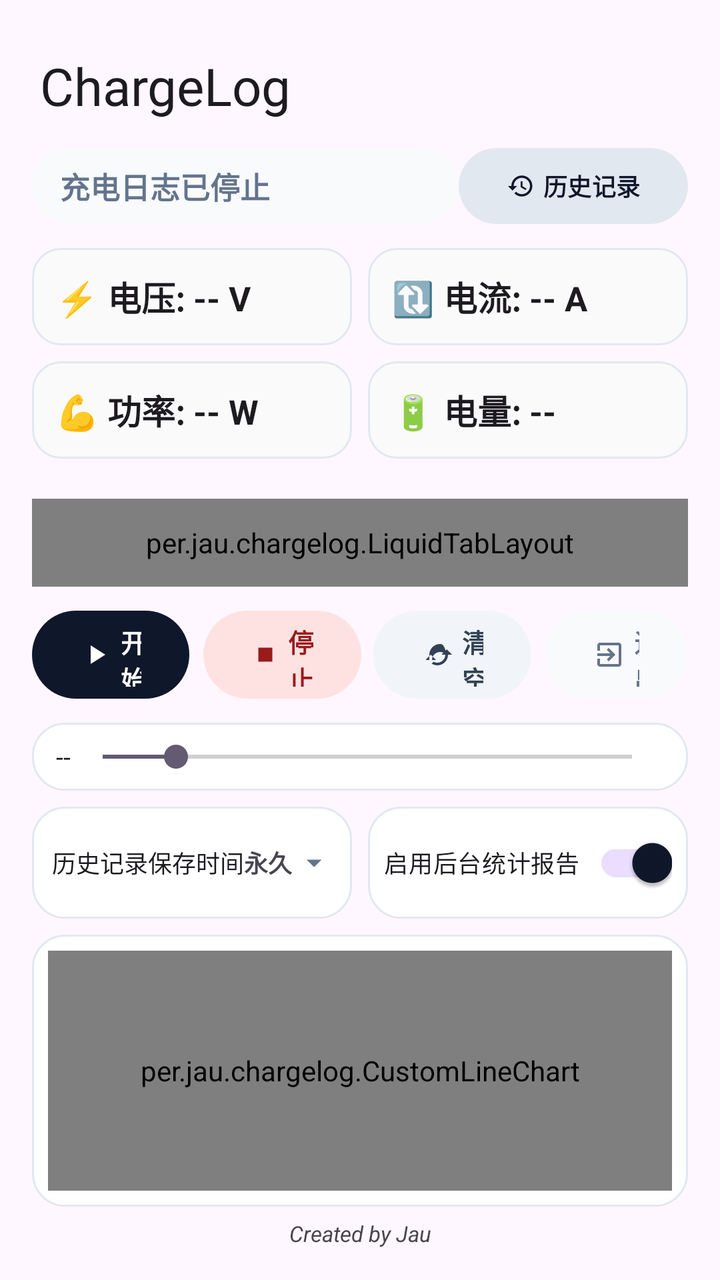
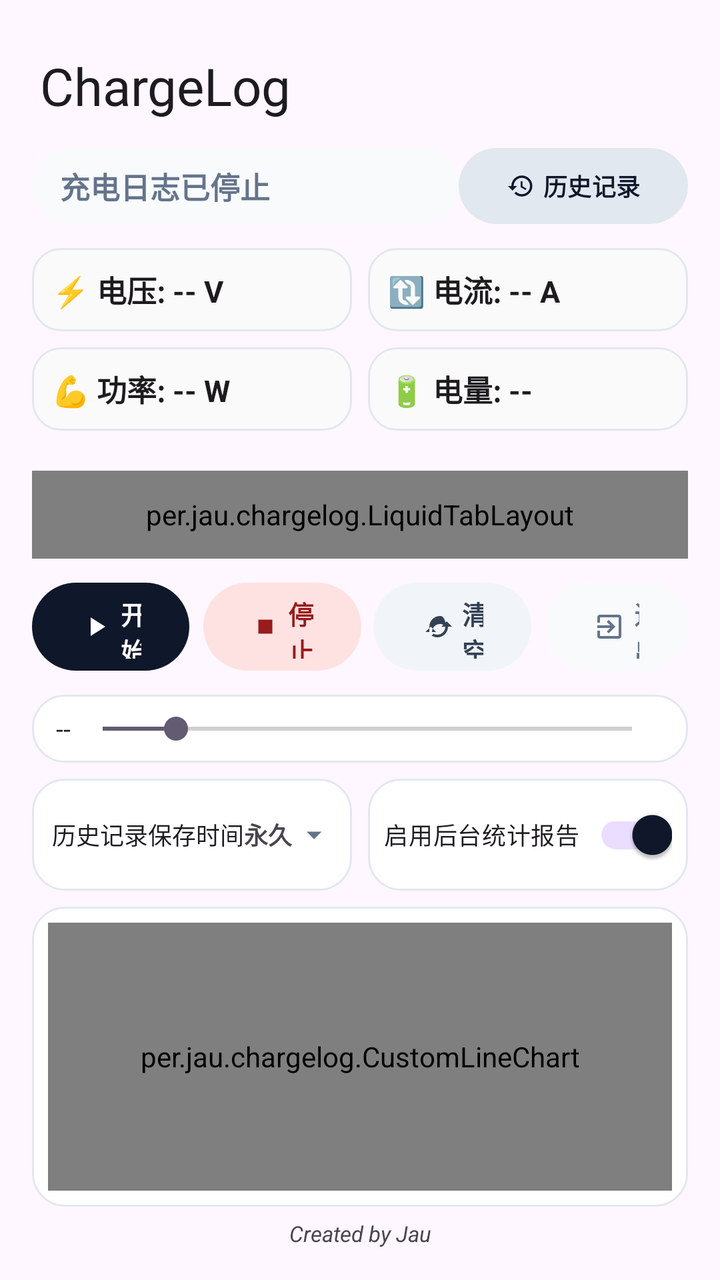

An Android layout rendered at two revisions. The XML below is the earlier revision; the diff shows what the commit changed to produce the second picture.
<!-- AndroidManifest.xml: application theme Theme.ChargeLog -->
<!-- res/layout/activity_main.xml -->
<?xml version="1.0" encoding="utf-8"?>
<LinearLayout xmlns:android="http://schemas.android.com/apk/res/android"
    xmlns:app="http://schemas.android.com/apk/res-auto"
    xmlns:tools="http://schemas.android.com/tools"
    android:id="@+id/main"
    android:layout_width="match_parent"
    android:layout_height="match_parent"
    android:orientation="vertical"
    android:padding="16dp"
    android:background="?android:attr/windowBackground"
    tools:context=".MainActivity">

    
    <com.google.android.material.appbar.MaterialToolbar
        android:id="@+id/toolbar"
        android:layout_width="match_parent"
        android:layout_height="54dp"
        app:title="@string/app_name"
        app:titleTextAppearance="@style/XiaomiTitleTextAppearance"
        android:background="@android:color/transparent"
        app:elevation="0dp"
        app:contentInsetStart="0dp"
        app:contentInsetStartWithNavigation="0dp"
        android:layout_marginBottom="4dp" />

    
    <LinearLayout
        android:layout_width="match_parent"
        android:layout_height="wrap_content"
        android:orientation="horizontal"
        android:gravity="center_vertical"
        android:layout_marginBottom="12dp">

        <TextView
            android:id="@+id/tvStatus"
            android:layout_width="0dp"
            android:layout_height="38dp"
            android:layout_weight="1"
            android:text="@string/stopped"
            android:textSize="15sp"
            android:textStyle="bold"
            android:background="@drawable/bg_status_badge"
            android:paddingHorizontal="14dp"
            android:gravity="center_vertical"
            android:textColor="@color/status_stopped_text"
            android:maxLines="1"
            android:ellipsize="none"
            app:autoSizeTextType="uniform"
            app:autoSizeMinTextSize="11sp"
            app:autoSizeMaxTextSize="15sp"
            app:autoSizeStepGranularity="1sp" />

        <com.google.android.material.button.MaterialButton
            android:id="@+id/btnShowData"
            android:layout_width="wrap_content"
            android:layout_height="38dp"
            android:text="@string/view_data"
            android:textSize="12sp"
            android:textStyle="bold"
            android:insetTop="0dp"
            android:insetBottom="0dp"
            app:cornerRadius="19dp"
            app:backgroundTint="@color/btn_bg_slate_border"
            android:textColor="@color/btn_bg_obsidian"
            android:layout_marginEnd="8dp"
            android:visibility="gone" />

        <com.google.android.material.button.MaterialButton
            android:id="@+id/btnHistory"
            android:layout_width="wrap_content"
            android:layout_height="38dp"
            android:text="@string/history"
            android:textSize="12sp"
            android:textStyle="bold"
            android:insetTop="0dp"
            android:insetBottom="0dp"
            app:cornerRadius="19dp"
            app:backgroundTint="@color/btn_bg_slate_border"
            android:textColor="@color/btn_bg_obsidian"
            app:icon="@drawable/ic_history_time"
            app:iconTint="@color/btn_bg_obsidian"
            app:iconSize="14dp"
            app:iconPadding="4dp" />
    </LinearLayout>

    
    <GridLayout
        android:layout_width="match_parent"
        android:layout_height="wrap_content"
        android:columnCount="2"
        android:rowCount="3"
        android:layout_marginBottom="12dp">

        
        <LinearLayout
            android:layout_width="0dp"
            android:layout_height="wrap_content"
            android:layout_columnWeight="1"
            android:orientation="vertical"
            android:background="@drawable/bg_card_voltage"
            android:padding="12dp"
            android:layout_marginEnd="4dp"
            android:layout_marginBottom="8dp">

            <TextView
                android:id="@+id/tvCurrentVoltage"
                android:layout_width="match_parent"
                android:layout_height="wrap_content"
                android:text="⚡ 电压: -- V"
                android:textSize="17sp"
                android:singleLine="true"
                android:includeFontPadding="false"
                android:maxLines="1"
                android:ellipsize="none"
                android:textStyle="bold"
                android:textColor="?android:attr/textColorPrimary"
                android:gravity="center_vertical" />
        </LinearLayout>

        
        <LinearLayout
            android:layout_width="0dp"
            android:layout_height="wrap_content"
            android:layout_columnWeight="1"
            android:orientation="vertical"
            android:background="@drawable/bg_card_current"
            android:padding="12dp"
            android:layout_marginStart="4dp"
            android:layout_marginBottom="8dp">

            <TextView
                android:id="@+id/tvCurrentCurrent"
                android:layout_width="match_parent"
                android:layout_height="wrap_content"
                android:text="🔃 电流: -- A"
                android:textSize="17sp"
                android:singleLine="true"
                android:includeFontPadding="false"
                android:maxLines="1"
                android:ellipsize="none"
                android:textStyle="bold"
                android:textColor="?android:attr/textColorPrimary"
                android:gravity="center_vertical" />
        </LinearLayout>

        
        <LinearLayout
            android:layout_width="0dp"
            android:layout_height="wrap_content"
            android:layout_columnWeight="1"
            android:orientation="vertical"
            android:background="@drawable/bg_card_power"
            android:padding="12dp"
            android:layout_marginEnd="4dp"
            android:layout_marginBottom="8dp">

            <TextView
                android:id="@+id/tvCurrentPower"
                android:layout_width="match_parent"
                android:layout_height="wrap_content"
                android:text="💪 功率: -- W"
                android:textSize="17sp"
                android:singleLine="true"
                android:includeFontPadding="false"
                android:maxLines="1"
                android:ellipsize="none"
                android:textStyle="bold"
                android:textColor="?android:attr/textColorPrimary"
                android:gravity="center_vertical" />
        </LinearLayout>

        
        <LinearLayout
            android:layout_width="0dp"
            android:layout_height="wrap_content"
            android:layout_columnWeight="1"
            android:orientation="vertical"
            android:background="@drawable/bg_card_battery"
            android:padding="12dp"
            android:layout_marginStart="4dp"
            android:layout_marginBottom="8dp">

            <TextView
                android:id="@+id/tvCurrentProtocol"
                android:layout_width="match_parent"
                android:layout_height="wrap_content"
                android:text="🔋 电量: --"
                android:textSize="17sp"
                android:singleLine="true"
                android:includeFontPadding="false"
                android:maxLines="1"
                android:ellipsize="none"
                android:textStyle="bold"
                android:textColor="?android:attr/textColorPrimary"
                android:gravity="center_vertical" />
        </LinearLayout>

        
        <LinearLayout
            android:id="@+id/layoutMaxChargingLimit"
            android:layout_width="0dp"
            android:layout_height="wrap_content"
            android:layout_columnSpan="2"
            android:layout_columnWeight="2"
            android:orientation="vertical"
            android:background="@drawable/bg_card_fast_charge_limit"
            android:padding="12dp"
            android:elevation="0dp"
            android:visibility="gone">

            <TextView
                android:id="@+id/tvCurrentMaxPower"
                android:layout_width="match_parent"
                android:layout_height="wrap_content"
                android:text="快充上限: --"
                android:textSize="16sp"
                android:textStyle="bold"
                android:textColor="?android:attr/textColorPrimary"
                app:drawableStartCompat="@drawable/ic_fast_charge_limit"
                app:drawableTint="@color/dashboard_value_summary"
                android:drawablePadding="6dp"
                android:gravity="center_vertical" />
        </LinearLayout>
    </GridLayout>

    
    <per.jau.chargelog.LiquidTabLayout
        android:id="@+id/tabLayout"
        android:layout_width="match_parent"
        android:layout_height="44dp"
        android:background="@drawable/bg_card_surface"
        app:tabMode="fixed"
        app:tabGravity="fill"
        app:tabIndicator="@drawable/bg_tab_liquid_indicator"
        app:tabIndicatorColor="@color/tab_indicator_tint"
        app:tabIndicatorFullWidth="true"
        app:tabIndicatorGravity="stretch"
        app:tabIndicatorHeight="44dp"
        app:tabIndicatorAnimationMode="elastic"
        app:tabIndicatorAnimationDuration="320"
        app:tabSelectedTextColor="@color/tab_selected_text"
        app:tabTextColor="@color/tab_unselected_text"
        app:tabRippleColor="@color/tab_ripple"
        android:layout_marginBottom="12dp"/>

    
    <LinearLayout
        android:layout_width="match_parent"
        android:layout_height="wrap_content"
        android:orientation="horizontal"
        android:gravity="center_horizontal"
        android:layout_marginBottom="12dp">

        <com.google.android.material.button.MaterialButton
            android:id="@+id/btnStart"
            android:layout_width="0dp"
            android:layout_height="44dp"
            android:layout_weight="1"
            android:text="@string/start"
            android:textSize="13sp"
            android:textStyle="bold"
            android:insetTop="0dp"
            android:insetBottom="0dp"
            app:cornerRadius="22dp"
            app:backgroundTint="@color/btn_bg_obsidian"
            android:textColor="@color/white"
            app:icon="@drawable/ic_start_play"
            app:iconTint="@color/white"
            app:iconSize="16dp"
            app:iconPadding="4dp"
            android:layout_marginEnd="4dp" />

        <com.google.android.material.button.MaterialButton
            android:id="@+id/btnStop"
            android:layout_width="0dp"
            android:layout_height="44dp"
            android:layout_weight="1"
            android:text="@string/stop"
            android:textSize="13sp"
            android:textStyle="bold"
            android:insetTop="0dp"
            android:insetBottom="0dp"
            app:cornerRadius="22dp"
            app:backgroundTint="@color/btn_bg_rose_light"
            android:textColor="@color/btn_text_danger"
            app:icon="@drawable/ic_stop_square"
            app:iconTint="@color/btn_text_danger"
            app:iconSize="14dp"
            app:iconPadding="4dp"
            android:layout_marginHorizontal="3dp" />

        <com.google.android.material.button.MaterialButton
            android:id="@+id/btnClear"
            android:layout_width="0dp"
            android:layout_height="44dp"
            android:layout_weight="1"
            android:text="@string/clear"
            android:textSize="13sp"
            android:textStyle="bold"
            android:insetTop="0dp"
            android:insetBottom="0dp"
            app:cornerRadius="22dp"
            app:backgroundTint="@color/btn_bg_slate_light"
            android:textColor="@color/btn_text_slate"
            app:icon="@drawable/ic_clear_sweep"
            app:iconTint="@color/btn_text_slate"
            app:iconSize="16dp"
            app:iconPadding="4dp"
            android:layout_marginHorizontal="3dp" />

        <com.google.android.material.button.MaterialButton
            android:id="@+id/btnExit"
            android:layout_width="0dp"
            android:layout_height="44dp"
            android:layout_weight="0.9"
            android:text="@string/exit"
            android:textSize="13sp"
            android:textStyle="bold"
            android:insetTop="0dp"
            android:insetBottom="0dp"
            app:cornerRadius="22dp"
            app:backgroundTint="@color/btn_bg_ghost_light"
            android:textColor="@color/btn_text_ghost"
            app:icon="@drawable/ic_exit_to_app"
            app:iconTint="@color/btn_text_ghost"
            app:iconSize="16dp"
            app:iconPadding="4dp"
            android:layout_marginStart="4dp"/>
    </LinearLayout>

    
    <LinearLayout
        android:id="@+id/layoutInterval"
        android:layout_width="match_parent"
        android:layout_height="wrap_content"
        android:orientation="horizontal"
        android:gravity="center_vertical"
        android:background="@drawable/bg_card_surface"
        android:paddingHorizontal="12dp"
        android:paddingVertical="8dp"
        android:layout_marginBottom="8dp">

        <TextView
            android:id="@+id/tvIntervalLabel"
            android:layout_width="wrap_content"
            android:layout_height="wrap_content"
            android:text="--"
            android:textSize="13sp"
            android:textColor="?android:attr/textColorPrimary"/>

        <SeekBar
            android:id="@+id/sbInterval"
            android:layout_width="0dp"
            android:layout_height="wrap_content"
            android:layout_weight="1"
            android:max="29"
            android:progress="4"/>
    </LinearLayout>

    
    <LinearLayout
        android:id="@+id/layoutSettingsRow"
        android:layout_width="match_parent"
        android:layout_height="wrap_content"
        android:orientation="horizontal"
        android:gravity="center_vertical"
        android:layout_marginBottom="8dp">

        <LinearLayout
            android:id="@+id/layoutHistoryRetention"
            android:layout_width="0dp"
            android:layout_height="match_parent"
            android:layout_weight="1"
            android:minHeight="48dp"
            android:orientation="horizontal"
            android:gravity="center_vertical"
            android:background="@drawable/bg_card_surface"
            android:foreground="?attr/selectableItemBackground"
            android:clickable="true"
            android:focusable="true"
            android:paddingHorizontal="10dp"
            android:paddingVertical="8dp"
            android:layout_marginEnd="4dp">

            <TextView
                android:layout_width="0dp"
                android:layout_height="wrap_content"
                android:layout_weight="1"
                android:text="@string/history_retention_title"
                android:textSize="12sp"
                android:maxLines="1"
                android:ellipsize="end"
                android:textColor="?android:attr/textColorPrimary" />

            <TextView
                android:id="@+id/tvHistoryRetentionValue"
                android:layout_width="wrap_content"
                android:layout_height="wrap_content"
                android:text="@string/history_retention_forever"
                android:textSize="12sp"
                android:textStyle="bold"
                android:maxLines="1"
                app:drawableEndCompat="@drawable/ic_arrow_drop_down"
                android:drawablePadding="2dp"
                android:textColor="?android:attr/textColorSecondary" />
        </LinearLayout>

        <LinearLayout
            android:id="@+id/layoutBgReportSetting"
            android:layout_width="0dp"
            android:layout_height="match_parent"
            android:layout_weight="1"
            android:minHeight="48dp"
            android:orientation="horizontal"
            android:gravity="center_vertical"
            android:background="@drawable/bg_card_surface"
            android:paddingHorizontal="8dp"
            android:paddingVertical="4dp"
            android:layout_marginStart="4dp">

            <androidx.appcompat.widget.SwitchCompat
                android:id="@+id/switchBgReport"
                android:layout_width="match_parent"
                android:layout_height="wrap_content"
                android:text="@string/enable_bg_report"
                android:textSize="12sp"
                android:maxLines="1"
                android:ellipsize="end"
                android:textColor="?android:attr/textColorPrimary"
                android:checked="true" />
        </LinearLayout>
    </LinearLayout>

    
    <FrameLayout
        android:layout_width="match_parent"
        android:layout_height="0dp"
        android:layout_weight="1"
        android:background="@drawable/bg_card_surface"
        android:padding="8dp">

        <per.jau.chargelog.CustomLineChart
            android:id="@+id/lineChart"
            android:layout_width="match_parent"
            android:layout_height="match_parent" />
    </FrameLayout>

    <SeekBar
        android:id="@+id/sbChartScrubber"
        android:layout_width="match_parent"
        android:layout_height="wrap_content"
        android:layout_marginTop="4dp"
        android:layout_marginBottom="4dp"
        android:visibility="gone" />

    
    <LinearLayout
        android:id="@+id/layoutBgReportBanner"
        android:layout_width="match_parent"
        android:layout_height="wrap_content"
        android:orientation="horizontal"
        android:gravity="center_vertical"
        android:background="@drawable/bg_card_surface"
        android:padding="10dp"
        android:layout_marginTop="8dp"
        android:visibility="gone">

        <TextView
            android:layout_width="0dp"
            android:layout_height="wrap_content"
            android:layout_weight="1"
            android:text="@string/bg_report_generated"
            android:textSize="13sp"
            android:textStyle="bold"
            android:textColor="?android:attr/textColorPrimary"/>

        <com.google.android.material.button.MaterialButton
            android:id="@+id/btnBannerView"
            style="@style/Widget.Material3.Button.TonalButton"
            android:layout_width="wrap_content"
            android:layout_height="36dp"
            android:text="@string/view"
            android:textSize="12sp"
            android:insetTop="0dp"
            android:insetBottom="0dp"
            app:cornerRadius="18dp"
            android:layout_marginEnd="6dp"/>

        <com.google.android.material.button.MaterialButton
            android:id="@+id/btnBannerClose"
            style="@style/Widget.Material3.Button.TextButton"
            android:layout_width="wrap_content"
            android:layout_height="36dp"
            android:text="@string/close"
            android:textSize="12sp"
            android:insetTop="0dp"
            android:insetBottom="0dp"
            app:cornerRadius="18dp"/>
    </LinearLayout>

    <TextView
        android:id="@+id/tvFooter"
        android:layout_width="match_parent"
        android:layout_height="wrap_content"
        android:text="Created by Jau"
        android:textSize="11sp"
        android:gravity="center"
        android:textColor="?android:attr/textColorSecondary"
        android:textStyle="italic"
        android:layout_marginTop="6dp"/>

</LinearLayout>
<!-- resources referenced by this layout -->
<resources>
  <color name="btn_bg_ghost_light">#F8FAFC</color>
  <color name="btn_bg_obsidian">#0F172A</color>
  <color name="btn_bg_rose_light">#FEE2E2</color>
  <color name="btn_bg_slate_border">#E2E8F0</color>
  <color name="btn_bg_slate_light">#F1F5F9</color>
  <color name="btn_text_danger">#991B1B</color>
  <color name="btn_text_ghost">#64748B</color>
  <color name="btn_text_slate">#334155</color>
  <color name="dashboard_value_summary">#4338CA</color>
  <color name="status_stopped_text">#64748B</color>
  <color name="tab_indicator_tint">#E0E7FF</color>
  <color name="tab_ripple">#204338CA</color>
  <color name="tab_selected_text">#312E81</color>
  <color name="tab_unselected_text">#64748B</color>
  <color name="white">#FFFFFF</color>
  <!-- drawable bg_status_badge (drawable) -->
  <?xml version="1.0" encoding="utf-8"?>
  <shape xmlns:android="http://schemas.android.com/apk/res/android"
      android:shape="rectangle">
      <corners android:radius="20dp" />
      <solid android:color="@color/status_stopped_bg" />
  </shape>
  <!-- drawable ic_start_play (drawable) -->
  <vector xmlns:android="http://schemas.android.com/apk/res/android"
      android:width="18dp"
      android:height="18dp"
      android:viewportWidth="24"
      android:viewportHeight="24">
    <path
        android:fillColor="#FFFFFF"
        android:pathData="M8,5v14l11,-7z"/>
  </vector>
  <!-- drawable ic_stop_square (drawable) -->
  <vector xmlns:android="http://schemas.android.com/apk/res/android"
      android:width="18dp"
      android:height="18dp"
      android:viewportWidth="24"
      android:viewportHeight="24">
    <path
        android:fillColor="#991B1B"
        android:pathData="M6,6h12v12H6z"/>
  </vector>
  <string name="app_name">ChargeLog</string>
  <string name="bg_report_generated">已生成后台运行统计报告</string>
  <string name="clear">清空</string>
  <string name="close">关闭</string>
  <string name="enable_bg_report">启用后台统计报告</string>
  <string name="exit">退出</string>
  <string name="history">历史记录</string>
  <string name="history_retention_forever">永久</string>
  <string name="history_retention_title">历史记录保存时间</string>
  <string name="start">开始</string>
  <string name="stop">停止</string>
  <string name="stopped">充电日志已停止</string>
  <string name="view">查看</string>
  <string name="view_data">查看数据</string>
  <style name="XiaomiTitleTextAppearance" parent="TextAppearance.Material3.TitleLarge">
          <item name="android:textSize">26sp</item>
          <item name="android:fontFamily">@font/kaiti</item>
          <item name="fontFamily">@font/kaiti</item>
          <item name="android:textColor">?android:attr/textColorPrimary</item>
      </style>
  <color name="metric_bg_battery_light">#FAFAFA</color>
  <color name="metric_bg_current_light">#FAFAFA</color>
  <color name="fast_limit_bg_start">#EEF2FF</color>
  <color name="fast_limit_bg_end">#F5F3FF</color>
  <color name="fast_limit_stroke">#6366F1</color>
  <color name="metric_bg_power_light">#FAFAFA</color>
  <color name="card_bg_light">#FFFFFF</color>
  <color name="card_stroke_light">#E2E8F0</color>
  <color name="metric_bg_voltage_light">#FAFAFA</color>
  <color name="status_stopped_bg">#F8FAFC</color>
  <color name="tab_liquid_shadow">#293F51B5</color>
  <color name="tab_liquid_start">#E0E7FF</color>
  <color name="tab_liquid_end">#F5F3FF</color>
  <color name="tab_liquid_stroke">#818CF8</color>
  <color name="color_primary">#0F172A</color>
  <style name="ThemeOverlay.ChargeLog.MaterialAlertDialog" parent="ThemeOverlay.Material3.MaterialAlertDialog">
          <item name="android:windowAnimationStyle">@style/Animation.ChargeLog.Dialog</item>
      </style>
  <style name="Animation.ChargeLog.Dialog" parent="@android:style/Animation.Dialog">
          <item name="android:windowEnterAnimation">@anim/dialog_enter</item>
          <item name="android:windowExitAnimation">@anim/dialog_exit</item>
      </style>
  <!-- unchanged entries left out for length: 14 -->
</resources>

<!-- the commit's change to res/layout/activity_main.xml (unified diff, before → after) -->
@@ -98,7 +98,8 @@
             android:layout_columnWeight="1"
             android:orientation="vertical"
             android:background="@drawable/bg_card_voltage"
-            android:padding="12dp"
+            android:paddingHorizontal="10dp"
+            android:paddingVertical="10dp"
             android:layout_marginEnd="4dp"
             android:layout_marginBottom="8dp">
 
@@ -107,11 +108,15 @@
                 android:layout_width="match_parent"
                 android:layout_height="wrap_content"
                 android:text="⚡ 电压: -- V"
-                android:textSize="17sp"
+                android:textSize="15sp"
+                app:autoSizeTextType="uniform"
+                app:autoSizeMinTextSize="11sp"
+                app:autoSizeMaxTextSize="16sp"
+                app:autoSizeStepGranularity="1sp"
                 android:singleLine="true"
                 android:includeFontPadding="false"
                 android:maxLines="1"
-                android:ellipsize="none"
+                android:ellipsize="end"
                 android:textStyle="bold"
                 android:textColor="?android:attr/textColorPrimary"
                 android:gravity="center_vertical" />
@@ -124,7 +129,8 @@
             android:layout_columnWeight="1"
             android:orientation="vertical"
             android:background="@drawable/bg_card_current"
-            android:padding="12dp"
+            android:paddingHorizontal="10dp"
+            android:paddingVertical="10dp"
             android:layout_marginStart="4dp"
             android:layout_marginBottom="8dp">
 
@@ -133,11 +139,15 @@
                 android:layout_width="match_parent"
                 android:layout_height="wrap_content"
                 android:text="🔃 电流: -- A"
-                android:textSize="17sp"
+                android:textSize="15sp"
+                app:autoSizeTextType="uniform"
+                app:autoSizeMinTextSize="11sp"
+                app:autoSizeMaxTextSize="16sp"
+                app:autoSizeStepGranularity="1sp"
                 android:singleLine="true"
                 android:includeFontPadding="false"
                 android:maxLines="1"
-                android:ellipsize="none"
+                android:ellipsize="end"
                 android:textStyle="bold"
                 android:textColor="?android:attr/textColorPrimary"
                 android:gravity="center_vertical" />
@@ -150,7 +160,8 @@
             android:layout_columnWeight="1"
             android:orientation="vertical"
             android:background="@drawable/bg_card_power"
-            android:padding="12dp"
+            android:paddingHorizontal="10dp"
+            android:paddingVertical="10dp"
             android:layout_marginEnd="4dp"
             android:layout_marginBottom="8dp">
 
@@ -159,11 +170,15 @@
                 android:layout_width="match_parent"
                 android:layout_height="wrap_content"
                 android:text="💪 功率: -- W"
-                android:textSize="17sp"
+                android:textSize="15sp"
+                app:autoSizeTextType="uniform"
+                app:autoSizeMinTextSize="11sp"
+                app:autoSizeMaxTextSize="16sp"
+                app:autoSizeStepGranularity="1sp"
                 android:singleLine="true"
                 android:includeFontPadding="false"
                 android:maxLines="1"
-                android:ellipsize="none"
+                android:ellipsize="end"
                 android:textStyle="bold"
                 android:textColor="?android:attr/textColorPrimary"
                 android:gravity="center_vertical" />
@@ -176,7 +191,8 @@
             android:layout_columnWeight="1"
             android:orientation="vertical"
             android:background="@drawable/bg_card_battery"
-            android:padding="12dp"
+            android:paddingHorizontal="10dp"
+            android:paddingVertical="10dp"
             android:layout_marginStart="4dp"
             android:layout_marginBottom="8dp">
 
@@ -185,11 +201,15 @@
                 android:layout_width="match_parent"
                 android:layout_height="wrap_content"
                 android:text="🔋 电量: --"
-                android:textSize="17sp"
+                android:textSize="15sp"
+                app:autoSizeTextType="uniform"
+                app:autoSizeMinTextSize="11sp"
+                app:autoSizeMaxTextSize="16sp"
+                app:autoSizeStepGranularity="1sp"
                 android:singleLine="true"
                 android:includeFontPadding="false"
                 android:maxLines="1"
-                android:ellipsize="none"
+                android:ellipsize="end"
                 android:textStyle="bold"
                 android:textColor="?android:attr/textColorPrimary"
                 android:gravity="center_vertical" />
@@ -455,6 +475,29 @@
 
     
     <LinearLayout
+        android:id="@+id/layoutPowerSummaryBanner"
+        android:layout_width="match_parent"
+        android:layout_height="wrap_content"
+        android:orientation="horizontal"
+        android:gravity="center"
+        android:background="@drawable/bg_card_surface"
+        android:paddingHorizontal="12dp"
+        android:paddingVertical="7dp"
+        android:layout_marginTop="2dp"
+        android:layout_marginBottom="4dp"
+        android:visibility="gone">
+
+        <TextView
+            android:id="@+id/tvPowerSummaryText"
+            android:layout_width="wrap_content"
+            android:layout_height="wrap_content"
+            android:textSize="12sp"
+            android:textStyle="bold"
+            android:textColor="@color/dashboard_value_summary" />
+    </LinearLayout>
+
+    
+    <LinearLayout
         android:id="@+id/layoutBgReportBanner"
         android:layout_width="match_parent"
         android:layout_height="wrap_content"
